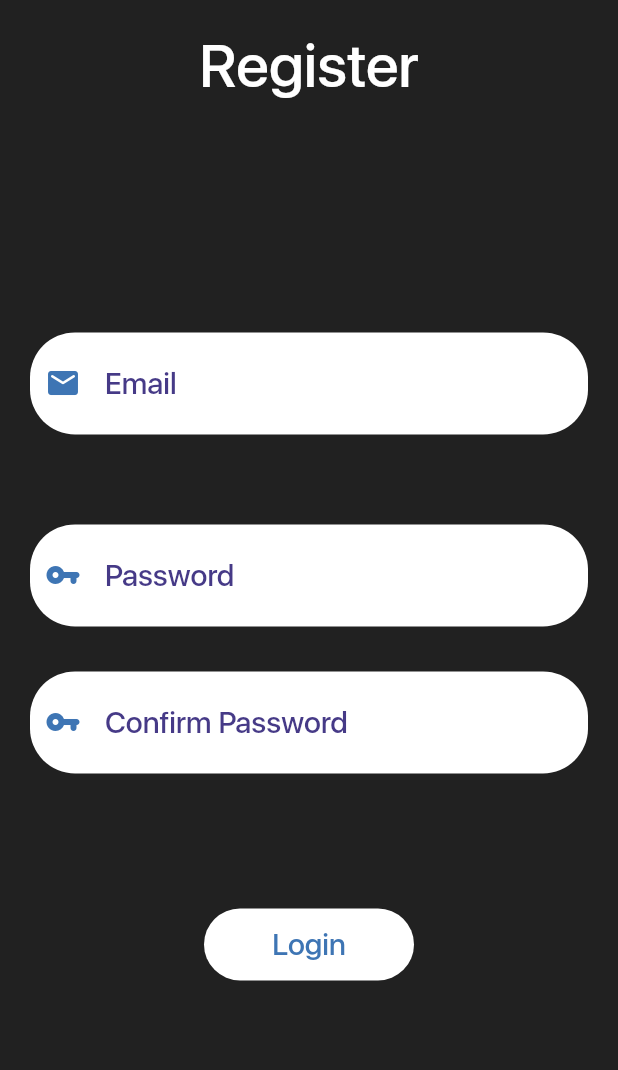
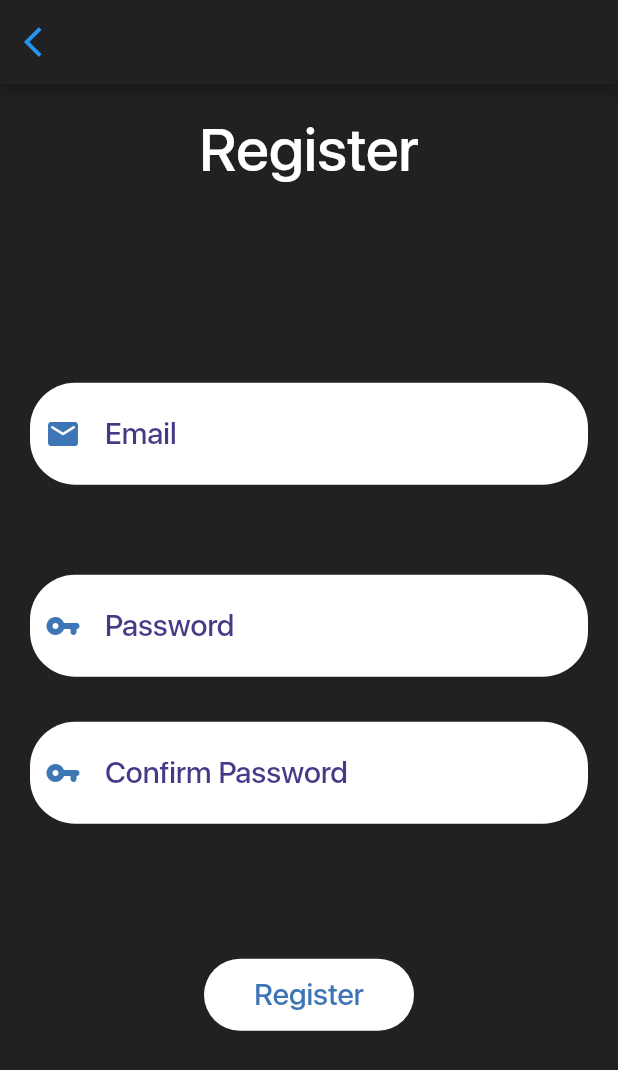
Before and after one commit to AlyElashram/NotesApp_Flutter, a Flutter app: the Register screen opened by its route, on a phone screen of 412 x 824 dp. Shown: the top 1070 px of the screen. Run offline on Flutter 3.47's test engine with Material 2 defaults, Android fonts, the phone set to English and light mode, and no system bars; our stand-ins replace firebase_auth, firebase_core; accounts and stored records are empty; project files that could hold a hidden picture were left out.

Commit message:
All Back Buttons Implemented and All UIs and routes fixed. Remaining is Store to Firebase and to add a menu to check all Available notes in a list view

```diff
--- a/notes/lib/Register.dart
+++ b/notes/lib/Register.dart
@@ -71,6 +71,17 @@ class _RegisterState extends State<Register> {
   Widget build(BuildContext context) {
     return Scaffold(
         resizeToAvoidBottomInset: false,
+        appBar: AppBar(
+            backgroundColor: Colors.grey[900],
+            leading: FlatButton(
+              child: Icon(
+                Icons.arrow_back_ios,
+                color: Colors.blue,
+              ),
+              splashColor: null,
+              highlightColor: null,
+              onPressed: () => Navigator.of(context).pop(),
+            )),
         backgroundColor: Colors.grey[900],
         body: SafeArea(
           child: Column(
@@ -197,7 +208,6 @@ class _RegisterState extends State<Register> {
                             onPressed: () async {
                               int checkParam = checkFields();
                               if (checkParam == 0) {
-                                //TODO:Navigate to Login Screen
                                 try {
                                   UserCredential userCredential =
                                       await FirebaseAuth
@@ -209,6 +219,7 @@ class _RegisterState extends State<Register> {
                                       (context), '/');
                                 } on FirebaseAuthException catch (e) {
                                   if (e.code == 'weak-password') {
+                                    //TODO: pop up Dialogue for message
                                     print('The password provided is too weak.');
                                   } else if (e.code == 'email-already-in-use') {
                                     print(
@@ -231,7 +242,7 @@ class _RegisterState extends State<Register> {
                               }
                             },
                             child: Text(
-                              "Login",
+                              "Register",
                               style: TextStyle(
                                   fontFamily: 'SF_Pro_Display',
                                   fontSize: 20,
--- a/notes/lib/main.dart
+++ b/notes/lib/main.dart
@@ -11,7 +11,7 @@ Future<void> main() async {
   runApp(MaterialApp(
     initialRoute: '/',
     routes: {
-      '/': (context) => Note(),
+      '/': (context) => LoginScreen(),
       'register': (context) => Register(),
       'verify': (context) => Verify(),
       'Note': (context) => Note()
@@ -131,7 +131,6 @@ class LoginScreen extends StatelessWidget {
                         highlightColor: Colors.transparent,
                         onPressed: () async {
                           if (checkFields()) {
-                            //TODO:Navigate To HomeScreen,Login Using Firebase
                             try {
                               UserCredential userCredential =
                                   await auth.signInWithEmailAndPassword(
@@ -139,11 +138,12 @@ class LoginScreen extends StatelessWidget {
                                       password: _passwordController.text);
                               if (auth.currentUser.emailVerified) {
                                 Navigator.pushReplacementNamed(
-                                    (context), 'register');
+                                    (context), 'Note');
                               } else {
                                 Navigator.pushNamed((context), 'verify');
                               }
                             } on FirebaseAuthException catch (e) {
+                              //TODO: pop up Dialogue for message
                               if (e.code == 'weak-password') {
                                 print('The password provided is too weak.');
                               } else if (e.code == 'email-already-in-use') {
```
Also changed, not shown: notes/lib/Verify.dart (+11 -0 lines).
